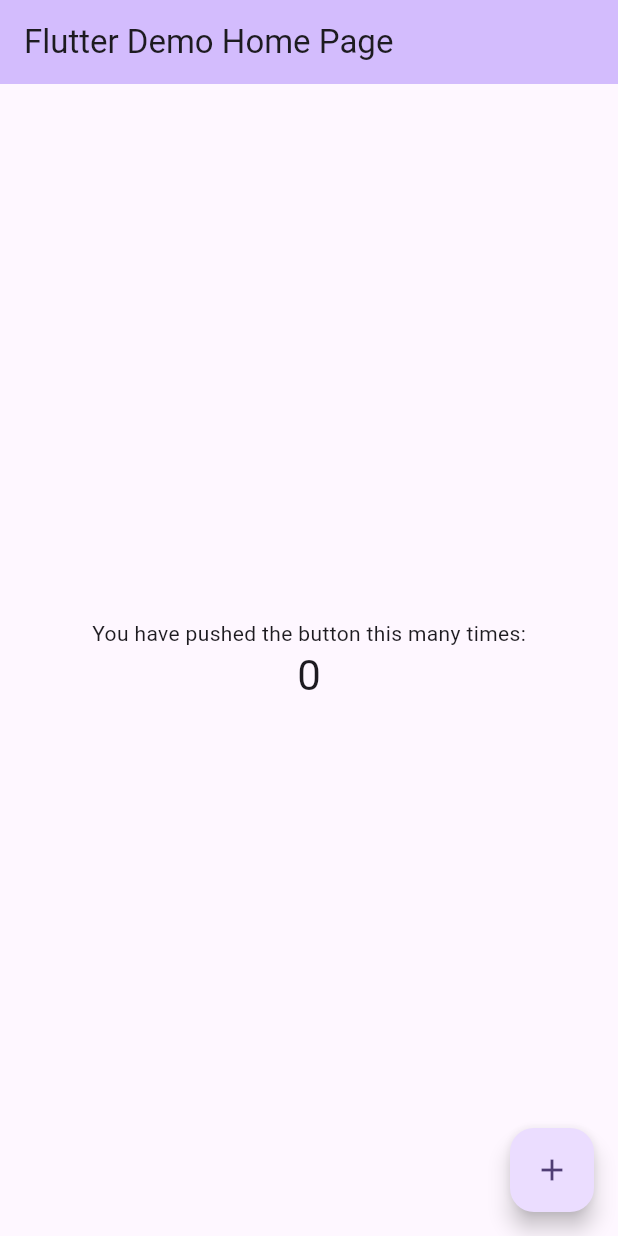
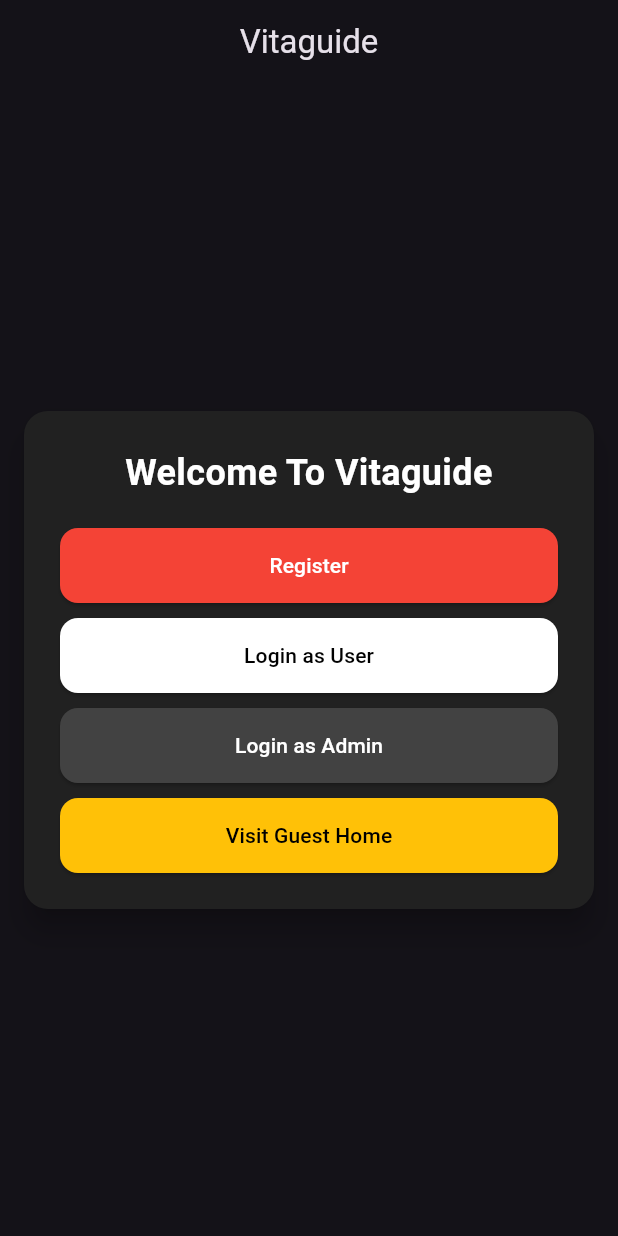
Before and after one commit to AKA-Akhil/vitaguide, a Flutter app: the screen it shows after launch, on a phone screen of 412 x 824 dp. Run offline on Flutter 3.47's test engine with Material 3 defaults, Android fonts, the phone set to English and light mode, and no system bars.

Commit message:
landing page

```diff
--- a/vapp/lib/main.dart
+++ b/vapp/lib/main.dart
@@ -1,125 +1,18 @@
 import 'package:flutter/material.dart';
 
+import 'pages/landing.dart';
+
 void main() {
-  runApp(const MyApp());
+  runApp(VitaguideApp());
 }
 
-class MyApp extends StatelessWidget {
-  const MyApp({super.key});
-
-  // This widget is the root of your application.
+class VitaguideApp extends StatelessWidget {
   @override
   Widget build(BuildContext context) {
     return MaterialApp(
-      title: 'Flutter Demo',
-      theme: ThemeData(
-        // This is the theme of your application.
-        //
-        // TRY THIS: Try running your application with "flutter run". You'll see
-        // the application has a purple toolbar. Then, without quitting the app,
-        // try changing the seedColor in the colorScheme below to Colors.green
-        // and then invoke "hot reload" (save your changes or press the "hot
-        // reload" button in a Flutter-supported IDE, or press "r" if you used
-        // the command line to start the app).
-        //
-        // Notice that the counter didn't reset back to zero; the application
-        // state is not lost during the reload. To reset the state, use hot
-        // restart instead.
-        //
-        // This works for code too, not just values: Most code changes can be
-        // tested with just a hot reload.
-        colorScheme: ColorScheme.fromSeed(seedColor: Colors.deepPurple),
-        useMaterial3: true,
-      ),
-      home: const MyHomePage(title: 'Flutter Demo Home Page'),
+      debugShowCheckedModeBanner: false,
+      theme: ThemeData.dark(useMaterial3: true),
+      home: VitaguideLandingPage(),
     );
   }
 }
-
-class MyHomePage extends StatefulWidget {
-  const MyHomePage({super.key, required this.title});
-
-  // This widget is the home page of your application. It is stateful, meaning
-  // that it has a State object (defined below) that contains fields that affect
-  // how it looks.
-
-  // This class is the configuration for the state. It holds the values (in this
-  // case the title) provided by the parent (in this case the App widget) and
-  // used by the build method of the State. Fields in a Widget subclass are
-  // always marked "final".
-
-  final String title;
-
-  @override
-  State<MyHomePage> createState() => _MyHomePageState();
-}
-
-class _MyHomePageState extends State<MyHomePage> {
-  int _counter = 0;
-
-  void _incrementCounter() {
-    setState(() {
-      // This call to setState tells the Flutter framework that something has
-      // changed in this State, which causes it to rerun the build method below
-      // so that the display can reflect the updated values. If we changed
-      // _counter without calling setState(), then the build method would not be
-      // called again, and so nothing would appear to happen.
-      _counter++;
-    });
-  }
-
-  @override
-  Widget build(BuildContext context) {
-    // This method is rerun every time setState is called, for instance as done
-    // by the _incrementCounter method above.
-    //
-    // The Flutter framework has been optimized to make rerunning build methods
-    // fast, so that you can just rebuild anything that needs updating rather
-    // than having to individually change instances of widgets.
-    return Scaffold(
-      appBar: AppBar(
-        // TRY THIS: Try changing the color here to a specific color (to
-        // Colors.amber, perhaps?) and trigger a hot reload to see the AppBar
-        // change color while the other colors stay the same.
-        backgroundColor: Theme.of(context).colorScheme.inversePrimary,
-        // Here we take the value from the MyHomePage object that was created by
-        // the App.build method, and use it to set our appbar title.
-        title: Text(widget.title),
-      ),
-      body: Center(
-        // Center is a layout widget. It takes a single child and positions it
-        // in the middle of the parent.
-        child: Column(
-          // Column is also a layout widget. It takes a list of children and
-          // arranges them vertically. By default, it sizes itself to fit its
-          // children horizontally, and tries to be as tall as its parent.
-          //
-          // Column has various properties to control how it sizes itself and
-          // how it positions its children. Here we use mainAxisAlignment to
-          // center the children vertically; the main axis here is the vertical
-          // axis because Columns are vertical (the cross axis would be
-          // horizontal).
-          //
-          // TRY THIS: Invoke "debug painting" (choose the "Toggle Debug Paint"
-          // action in the IDE, or press "p" in the console), to see the
-          // wireframe for each widget.
-          mainAxisAlignment: MainAxisAlignment.center,
-          children: <Widget>[
-            const Text(
-              'You have pushed the button this many times:',
-            ),
-            Text(
-              '$_counter',
-              style: Theme.of(context).textTheme.headlineMedium,
-            ),
-          ],
-        ),
-      ),
-      floatingActionButton: FloatingActionButton(
-        onPressed: _incrementCounter,
-        tooltip: 'Increment',
-        child: const Icon(Icons.add),
-      ), // This trailing comma makes auto-formatting nicer for build methods.
-    );
-  }
-}
--- /dev/null
+++ b/vapp/lib/pages/landing.dart
@@ -0,0 +1,97 @@
+import 'package:flutter/material.dart';
+
+class VitaguideLandingPage extends StatelessWidget {
+  @override
+  Widget build(BuildContext context) {
+    return Scaffold(
+      appBar: AppBar(
+        title: Text("Vitaguide"),
+        centerTitle: true,
+      ),
+      body: Center(
+        child: Container(
+          margin: const EdgeInsets.symmetric(horizontal: 12.0),
+          child: Card(
+            color: Colors.grey[900],
+            shape: RoundedRectangleBorder(
+              borderRadius: BorderRadius.circular(16),
+            ),
+            elevation: 8,
+            child: Padding(
+              padding: const EdgeInsets.all(24.0),
+              child: Column(
+                mainAxisSize: MainAxisSize.min,
+                children: [
+
+                  Text(
+                    "Welcome To Vitaguide",
+                    style: TextStyle(
+                      fontSize: 24,
+                      fontWeight: FontWeight.bold,
+                      color: Colors.white,
+                    ),
+                    textAlign: TextAlign.center,
+                  ),
+                  SizedBox(height: 20),
+
+
+                  ElevatedButton(
+                    onPressed: () {},
+                    style: ElevatedButton.styleFrom(
+                      backgroundColor: Colors.red,
+                      foregroundColor: Colors.white,
+                      shape: RoundedRectangleBorder(
+                        borderRadius: BorderRadius.circular(12),
+                      ),
+                      minimumSize: Size(double.infinity, 50),
+                    ),
+                    child: Text("Register"),
+                  ),
+                  SizedBox(height: 10),
+                  ElevatedButton(
+                    onPressed: () {},
+                    style: ElevatedButton.styleFrom(
+                      backgroundColor: Colors.white,
+                      foregroundColor: Colors.black,
+                      shape: RoundedRectangleBorder(
+                        borderRadius: BorderRadius.circular(12),
+                      ),
+                      minimumSize: Size(double.infinity, 50),
+                    ),
+                    child: Text("Login as User"),
+                  ),
+                  SizedBox(height: 10),
+                  ElevatedButton(
+                    onPressed: () {},
+                    style: ElevatedButton.styleFrom(
+                      backgroundColor: Colors.grey[800],
+                      foregroundColor: Colors.white,
+                      shape: RoundedRectangleBorder(
+                        borderRadius: BorderRadius.circular(12),
+                      ),
+                      minimumSize: Size(double.infinity, 50),
+                    ),
+                    child: Text("Login as Admin"),
+                  ),
+                  SizedBox(height: 10),
+                  ElevatedButton(
+                    onPressed: () {},
+                    style: ElevatedButton.styleFrom(
+                      backgroundColor: Colors.amber,
+                      foregroundColor: Colors.black,
+                      shape: RoundedRectangleBorder(
+                        borderRadius: BorderRadius.circular(12),
+                      ),
+                      minimumSize: Size(double.infinity, 50),
+                    ),
+                    child: Text("Visit Guest Home"),
+                  ),
+                ],
+              ),
+            ),
+          ),
+        ),
+      ),
+    );
+  }
+}
```
